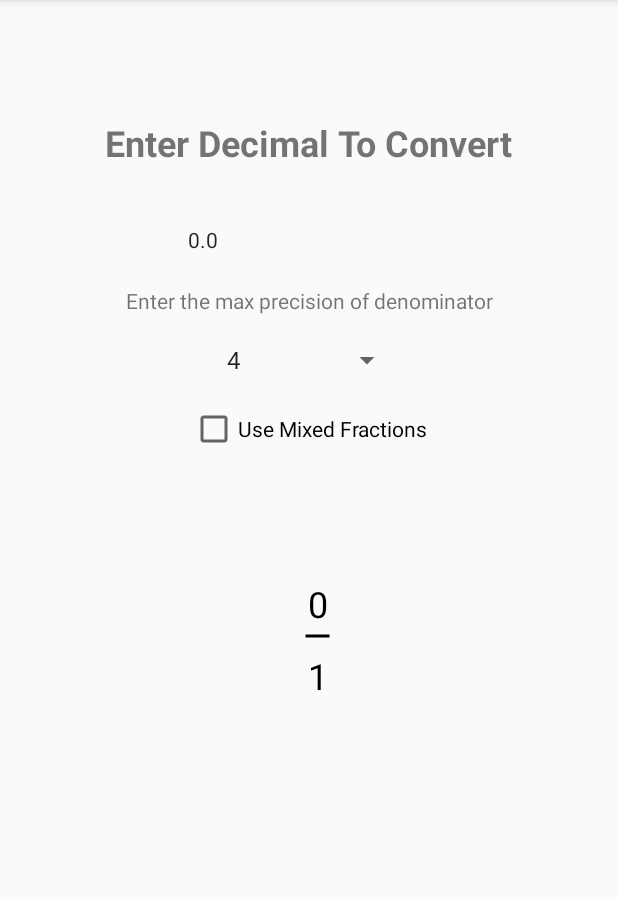
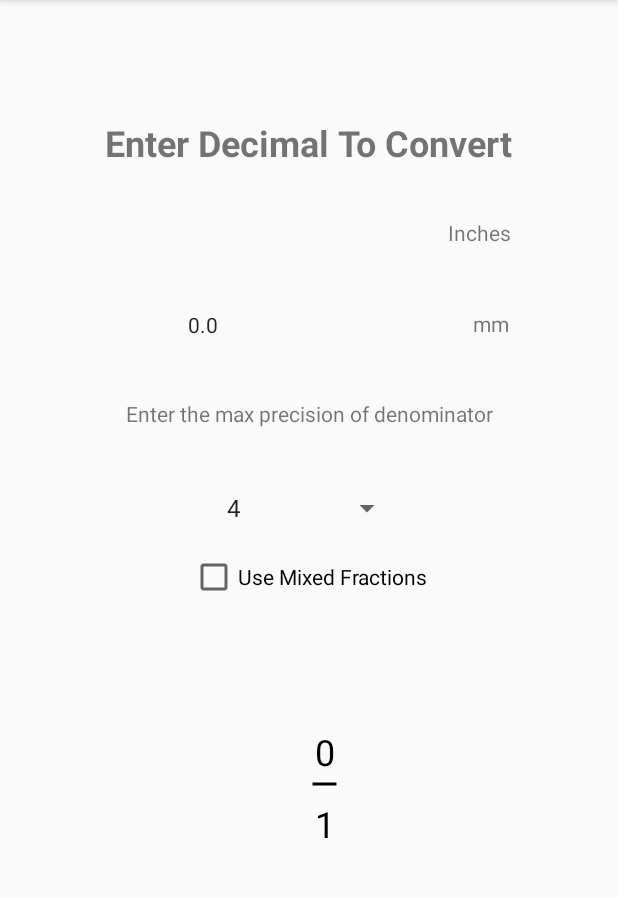
Before and after one commit to a-krawciw/SAEDecimalConverter, an Android app: the screen it shows after launch (MainActivity), on a phone screen of 412 x 824 dp, the part 84-981 px from its top. Run offline under Robolectric (Android 15) with nearby library versions, the phone set to English and light mode, and no system bars.

Commit message:
Added millimeter conversion

```diff
--- a/app/src/main/java/awesome/is/alec/saedecimalconverter/MainActivity.java
+++ b/app/src/main/java/awesome/is/alec/saedecimalconverter/MainActivity.java
@@ -20,6 +20,7 @@ import awesome.is.alec.saedecimalconverter.model.Units;
 public class MainActivity extends AppCompatActivity {
 
     private ResponsiveNumberText decimalInput;
+    private ResponsiveNumberText metricInput;
     private FractionView fractionView;
     private Spinner denomSpinner;
     private Checkable checkable;
@@ -35,14 +36,17 @@ public class MainActivity extends AppCompatActivity {
         setContentView(R.layout.activity_main);
 
         decimalInput = findViewById(R.id.decimalNumber);
+        metricInput = findViewById(R.id.millimeterDecimal);
         fractionView = findViewById(R.id.fraction);
         denomSpinner = findViewById(R.id.spinner);
         checkable = findViewById(R.id.checkBox);
 
-        decimalInput.registerKeyListener(new KeyListener(decimalInput, Units.INCH));
+        decimalInput.registerKeyListener(new KeyListener(decimalInput));
+        metricInput.registerKeyListener(new KeyListener(metricInput));
 
         fractionStore.registerListener(decimalInput);
         fractionStore.registerListener(fractionView);
+        fractionStore.registerListener(metricInput);
 
 
         ArrayAdapter<CharSequence> adapter = ArrayAdapter.createFromResource(this,
@@ -70,17 +74,15 @@ public class MainActivity extends AppCompatActivity {
 
     private class KeyListener implements KeyEvent.Callback{
 
-        private EditText textView;
-        private Units textViewUnits;
+        private ResponsiveNumberText textView;
 
-        public KeyListener(EditText watching, Units textViewUnits){
+        public KeyListener(ResponsiveNumberText watching){
             textView = watching;
-            this.textViewUnits = textViewUnits;
         }
 
         @Override
         public boolean onKeyDown(int keyCode, KeyEvent event) {
-            return false;
+            return onKeyUp(keyCode, event);
         }
 
         @Override
@@ -92,7 +94,7 @@ public class MainActivity extends AppCompatActivity {
         public boolean onKeyUp(int keyCode, KeyEvent event) {
             try{
                 double value = Double.parseDouble(String.valueOf(textView.getText()));
-                fractionStore.setActiveValue(new FractionValue(value, largestDenominator, textViewUnits));
+                fractionStore.setActiveValue(new FractionValue(value, largestDenominator, textView.getUnits()));
             } catch (NumberFormatException e){
                 //Ignore
             }
--- a/app/src/main/java/awesome/is/alec/saedecimalconverter/ResponsiveNumberText.java
+++ b/app/src/main/java/awesome/is/alec/saedecimalconverter/ResponsiveNumberText.java
@@ -54,9 +54,22 @@ public class ResponsiveNumberText extends android.support.v7.widget.AppCompatEdi
     }
 
     @Override
+    public boolean onKeyDown(int keyCode, KeyEvent event) {
+        if (passEventTo != null){
+            passEventTo.onKeyDown(keyCode, event);
+        }
+        return super.onKeyDown(keyCode, event);
+    }
+
+    @Override
     public void valueChanged(FractionValue newValue) {
-        if (!hasFocus())
+        if (!hasFocus()) {
             setText(""+newValue.toUnit(fieldUnit).getValue());
+        }
+    }
+
+    public Units getUnits(){
+        return fieldUnit;
     }
 
 
--- a/app/src/main/java/awesome/is/alec/saedecimalconverter/model/FractionValue.java
+++ b/app/src/main/java/awesome/is/alec/saedecimalconverter/model/FractionValue.java
@@ -9,11 +9,12 @@ public class FractionValue {
     private final int denominator;
     private final Units units;
     private final int numerator;
-
+    private final int largestDenominator;
 
 
     public FractionValue(double value, int maxDenominator, Units units){
         this.value = value;
+        this.largestDenominator = maxDenominator;
         int numerator = (int)Math.round(value*maxDenominator);
 
         int max_div = max_divisor(numerator, maxDenominator);
@@ -29,7 +30,7 @@ public class FractionValue {
     }
 
     public FractionValue toUnit(Units newUnit){
-        return new FractionValue(this.units.convertToUnit(newUnit, value), denominator, newUnit);
+        return new FractionValue(this.units.convertToUnit(newUnit, value), largestDenominator, newUnit);
     }
 
     public FractionValue withMaxDenominator(int newMax){
--- a/app/src/main/res/layout/activity_main.xml
+++ b/app/src/main/res/layout/activity_main.xml
@@ -29,32 +29,31 @@
         android:id="@+id/decimalNumber"
         android:layout_width="wrap_content"
         android:layout_height="wrap_content"
-        android:layout_marginTop="10dp"
-        android:layout_marginBottom="565dp"
+        android:layout_marginTop="30dp"
         android:ems="10"
+        android:focusableInTouchMode="true"
         android:inputType="numberDecimal"
-        app:layout_constraintBottom_toBottomOf="parent"
         app:layout_constraintEnd_toEndOf="parent"
-        app:layout_constraintHorizontal_bias="0.497"
+        app:layout_constraintHorizontal_bias="0.489"
         app:layout_constraintStart_toStartOf="parent"
         app:layout_constraintTop_toBottomOf="@+id/textView"
-        app:unit="INCH"/>
+        app:unit="INCH" />
 
     <awesome.is.alec.saedecimalconverter.FractionView
         android:id="@+id/fraction"
         android:layout_width="142dp"
         android:layout_height="224dp"
-        android:layout_marginTop="162dp"
-        android:layout_marginBottom="384dp"
+        android:layout_marginTop="250dp"
+        android:layout_marginBottom="200dp"
         android:paddingTop="135dp"
         android:paddingBottom="5dp"
         app:denominator="128"
         app:layout_constraintBottom_toBottomOf="parent"
         app:layout_constraintEnd_toEndOf="parent"
-        app:layout_constraintHorizontal_bias="0.521"
+        app:layout_constraintHorizontal_bias="0.539"
         app:layout_constraintStart_toStartOf="parent"
         app:layout_constraintTop_toBottomOf="@+id/decimalNumber"
-        app:layout_constraintVertical_bias="0.113"
+        app:layout_constraintVertical_bias="0.0"
         app:mixed_fractions="false"
         app:numerator="0"
         app:textSize="24sp" />
@@ -73,7 +72,7 @@
         android:id="@+id/textView2"
         android:layout_width="wrap_content"
         android:layout_height="wrap_content"
-        android:layout_marginTop="19dp"
+        android:layout_marginTop="80dp"
         android:layout_marginBottom="16dp"
         android:text="Enter the max precision of denominator"
         app:layout_constraintBottom_toTopOf="@+id/spinner"
@@ -94,4 +93,48 @@
         app:layout_constraintStart_toStartOf="parent"
         app:layout_constraintTop_toBottomOf="@+id/spinner" />
 
+    <TextView
+        android:id="@+id/textView3"
+        android:layout_width="wrap_content"
+        android:layout_height="wrap_content"
+        android:layout_marginStart="12dp"
+        android:layout_marginTop="20dp"
+        android:layout_marginEnd="71dp"
+        android:layout_marginBottom="23dp"
+        android:text="Inches"
+        app:layout_constraintBottom_toTopOf="@+id/textView2"
+        app:layout_constraintEnd_toEndOf="parent"
+        app:layout_constraintHorizontal_bias="1.0"
+        app:layout_constraintStart_toEndOf="@+id/decimalNumber"
+        app:layout_constraintTop_toBottomOf="@+id/textView"
+        app:layout_constraintVertical_bias="0.153" />
+
+    <awesome.is.alec.saedecimalconverter.ResponsiveNumberText
+        android:id="@+id/millimeterDecimal"
+        android:layout_width="wrap_content"
+        android:layout_height="wrap_content"
+        android:layout_marginTop="33dp"
+        android:layout_marginBottom="27dp"
+        android:ems="10"
+        android:focusableInTouchMode="true"
+        android:inputType="numberDecimal"
+        app:layout_constraintBottom_toTopOf="@+id/textView2"
+        app:layout_constraintEnd_toEndOf="parent"
+        app:layout_constraintHorizontal_bias="0.497"
+        app:layout_constraintStart_toStartOf="parent"
+        app:layout_constraintTop_toBottomOf="@+id/decimalNumber"
+        app:unit="MILLIMETER" />
+
+    <TextView
+        android:id="@+id/textView4"
+        android:layout_width="wrap_content"
+        android:layout_height="wrap_content"
+        android:layout_marginStart="28dp"
+        android:layout_marginTop="44dp"
+        android:text="mm"
+        app:layout_constraintBottom_toBottomOf="@+id/millimeterDecimal"
+        app:layout_constraintEnd_toEndOf="@+id/textView3"
+        app:layout_constraintStart_toEndOf="@+id/millimeterDecimal"
+        app:layout_constraintTop_toBottomOf="@+id/decimalNumber" />
+
 </android.support.constraint.ConstraintLayout>
```
